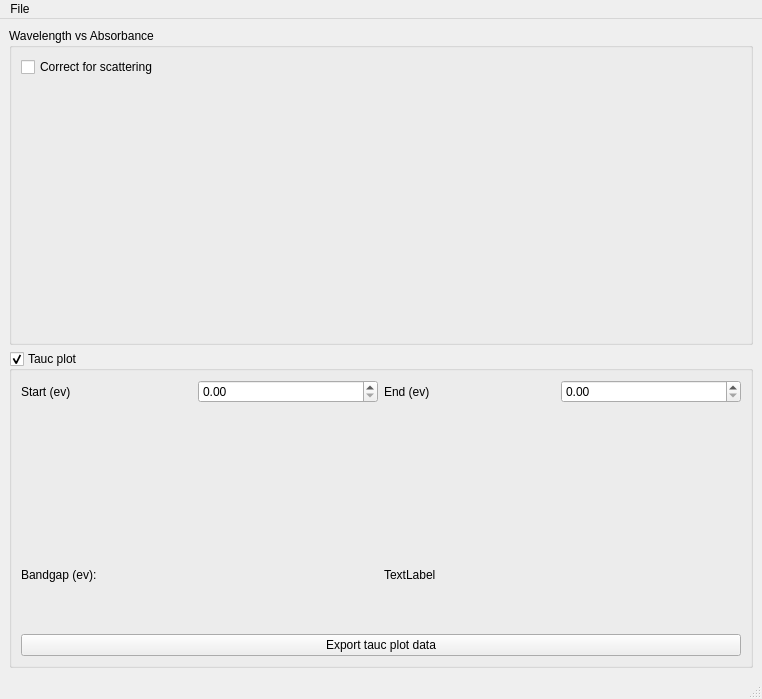
This is PythonGUI_apps/UV_Vis_analysis/uv_vis_analysis_gui.ui in SarthakJariwala/Python_GUI_apps as Qt 5 draws it before an edit. The edited form follows.
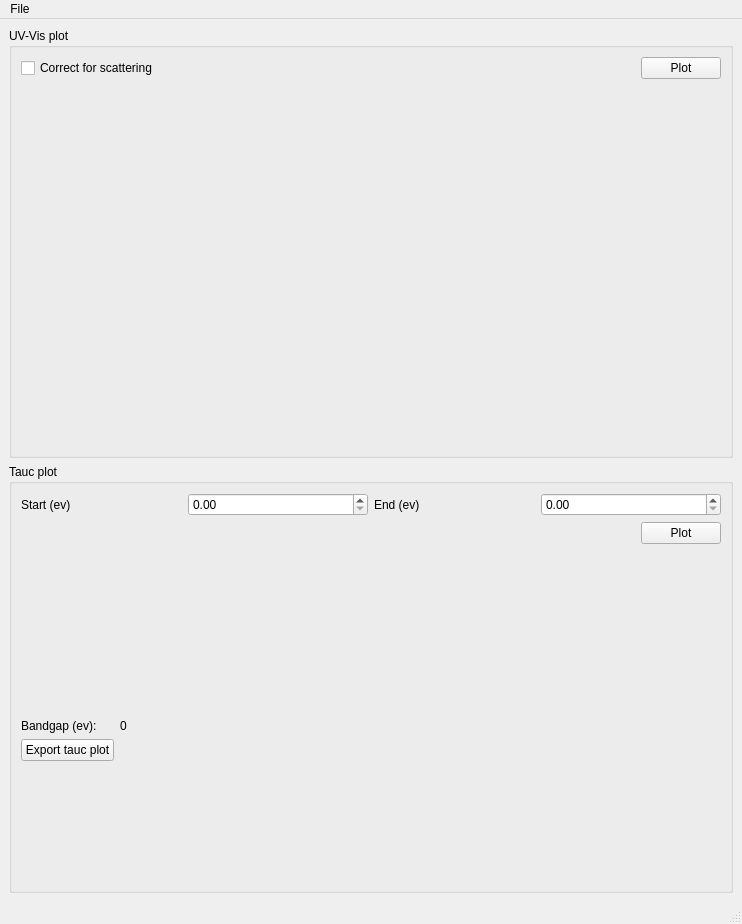
This is the edited form.

Commit message: initial work on uv_vis_analysis

What changed in the file:
```diff
--- a/PythonGUI_apps/UV_Vis_analysis/uv_vis_analysis_gui.ui
+++ b/PythonGUI_apps/UV_Vis_analysis/uv_vis_analysis_gui.ui
@@ -6,118 +6,73 @@
    <rect>
     <x>0</x>
     <y>0</y>
-    <width>762</width>
-    <height>699</height>
+    <width>742</width>
+    <height>924</height>
    </rect>
   </property>
   <property name="windowTitle">
    <string>MainWindow</string>
   </property>
   <widget class="QWidget" name="centralwidget">
-   <layout class="QGridLayout" name="gridLayout_4">
-    <item row="0" column="0">
-     <layout class="QGridLayout" name="gridLayout_3">
-      <item row="0" column="0">
+   <layout class="QVBoxLayout" name="verticalLayout_3">
+    <item>
        <widget class="QGroupBox" name="groupBox">
         <property name="title">
-         <string>Wavelength vs Absorbance</string>
-        </property>
-        <layout class="QGridLayout" name="gridLayout">
-         <item row="0" column="0">
-          <widget class="QCheckBox" name="checkBox">
-           <property name="sizePolicy">
-            <sizepolicy hsizetype="Minimum" vsizetype="Fixed">
-             <horstretch>0</horstretch>
-             <verstretch>0</verstretch>
-            </sizepolicy>
-           </property>
+       <string>UV-Vis plot</string>
+      </property>
+      <layout class="QVBoxLayout" name="verticalLayout_2">
+       <item>
+        <layout class="QGridLayout" name="gridLayout_5">
+         <item row="0" column="0" alignment="Qt::AlignLeft">
+          <widget class="QCheckBox" name="correct_for_scattering_checkBox">
            <property name="text">
             <string>Correct for scattering</string>
            </property>
           </widget>
          </item>
-         <item row="1" column="0">
-          <widget class="QWidget" name="widget" native="true">
-           <property name="sizePolicy">
-            <sizepolicy hsizetype="Preferred" vsizetype="Preferred">
-             <horstretch>0</horstretch>
-             <verstretch>0</verstretch>
-            </sizepolicy>
+         <item row="0" column="1" alignment="Qt::AlignRight">
+          <widget class="QPushButton" name="plot_absorbance_pushButton">
+           <property name="text">
+            <string>Plot</string>
            </property>
+          </widget>
+         </item>
+        </layout>
+       </item>
+       <item>
+        <widget class="QWidget" name="absorbance_plot_container" native="true">
            <property name="minimumSize">
             <size>
              <width>0</width>
              <height>0</height>
             </size>
            </property>
-           <property name="sizeIncrement">
-            <size>
-             <width>0</width>
-             <height>0</height>
-            </size>
-           </property>
-           <property name="inputMethodHints">
-            <set>Qt::ImhNone</set>
-           </property>
+         <layout class="QGridLayout" name="gridLayout"/>
           </widget>
          </item>
         </layout>
        </widget>
       </item>
-      <item row="1" column="0">
+    <item>
        <widget class="QGroupBox" name="groupBox_2">
-        <property name="layoutDirection">
-         <enum>Qt::LeftToRight</enum>
-        </property>
         <property name="title">
          <string>Tauc plot</string>
         </property>
-        <property name="checkable">
-         <bool>true</bool>
-        </property>
-        <layout class="QGridLayout" name="gridLayout_2">
-         <item row="1" column="0">
-          <widget class="QWidget" name="widget_2" native="true">
-           <property name="sizePolicy">
-            <sizepolicy hsizetype="Preferred" vsizetype="Preferred">
-             <horstretch>0</horstretch>
-             <verstretch>0</verstretch>
-            </sizepolicy>
-           </property>
+      <layout class="QVBoxLayout" name="verticalLayout">
+       <item>
+        <layout class="QGridLayout" name="gridLayout_4">
+         <item row="0" column="1">
+          <widget class="QDoubleSpinBox" name="tauc_start_spinBox">
            <property name="minimumSize">
             <size>
-             <width>0</width>
+             <width>180</width>
              <height>0</height>
             </size>
            </property>
-           <property name="sizeIncrement">
-            <size>
-             <width>0</width>
-             <height>0</height>
-            </size>
-           </property>
-           <property name="layoutDirection">
-            <enum>Qt::LeftToRight</enum>
-           </property>
           </widget>
          </item>
-         <item row="0" column="0">
-          <layout class="QHBoxLayout" name="horizontalLayout">
-           <item>
-            <widget class="QLabel" name="label_3">
-             <property name="sizePolicy">
-              <sizepolicy hsizetype="Preferred" vsizetype="Preferred">
-               <horstretch>0</horstretch>
-               <verstretch>1</verstretch>
-              </sizepolicy>
-             </property>
-             <property name="text">
-              <string>Start (ev)</string>
-             </property>
-            </widget>
-           </item>
-           <item>
-            <widget class="QDoubleSpinBox" name="doubleSpinBox">
+         <item row="0" column="3">
+          <widget class="QDoubleSpinBox" name="tauc_end_spinBox">
              <property name="minimumSize">
               <size>
                <width>180</width>
@@ -126,45 +81,73 @@
              </property>
             </widget>
            </item>
-           <item>
+         <item row="0" column="2">
             <widget class="QLabel" name="label_4">
              <property name="text">
               <string>End (ev)</string>
              </property>
             </widget>
            </item>
+         <item row="0" column="0">
+          <widget class="QLabel" name="label_3">
+           <property name="text">
+            <string>Start (ev)</string>
+           </property>
+          </widget>
+         </item>
+         <item row="1" column="2" colspan="2" alignment="Qt::AlignRight">
+          <widget class="QPushButton" name="plot_tauc_pushButton">
+           <property name="text">
+            <string>Plot</string>
+           </property>
+          </widget>
+         </item>
+        </layout>
+       </item>
            <item>
-            <widget class="QDoubleSpinBox" name="doubleSpinBox_2">
+        <widget class="QWidget" name="tauc_plot_container" native="true">
              <property name="minimumSize">
               <size>
-               <width>180</width>
+           <width>0</width>
                <height>0</height>
               </size>
              </property>
-            </widget>
-           </item>
-          </layout>
-         </item>
-         <item row="3" column="0">
-          <widget class="QPushButton" name="pushButton">
-           <property name="text">
-            <string>Export tauc plot data</string>
-           </property>
-          </widget>
-         </item>
-         <item row="2" column="0">
-          <layout class="QHBoxLayout" name="horizontalLayout_3">
+         <layout class="QGridLayout" name="gridLayout_2"/>
+        </widget>
+       </item>
            <item>
+        <layout class="QFormLayout" name="formLayout_2">
+         <item row="0" column="0">
             <widget class="QLabel" name="label">
              <property name="text">
               <string>Bandgap (ev):</string>
              </property>
             </widget>
            </item>
-           <item>
+         <item row="0" column="1">
+          <widget class="QLabel" name="bandgap_label">
+           <property name="text">
+            <string>0</string>
+           </property>
+          </widget>
+         </item>
+         <item row="1" column="0">
+          <widget class="QPushButton" name="export_tauc_pushButton">
+           <property name="maximumSize">
+            <size>
+             <width>16777215</width>
+             <height>16777215</height>
+            </size>
+           </property>
+           <property name="text">
+            <string>Export tauc plot</string>
+           </property>
+          </widget>
+         </item>
+         <item row="1" column="1">
             <widget class="QLabel" name="label_2">
              <property name="text">
-              <string>TextLabel</string>
+            <string/>
              </property>
             </widget>
            </item>
@@ -172,8 +155,6 @@
          </item>
         </layout>
        </widget>
-      </item>
-     </layout>
     </item>
    </layout>
   </widget>
@@ -182,7 +163,7 @@
     <rect>
      <x>0</x>
      <y>0</y>
-     <width>762</width>
+     <width>742</width>
      <height>31</height>
     </rect>
    </property>
```
Lines whose indentation alone changed are shown as unchanged. The commit also changes 4 other files.
